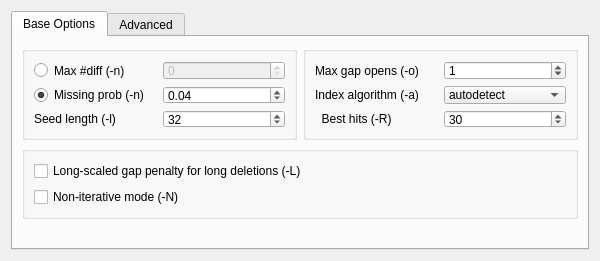
Above: src/plugins/external_tool_support/src/ui/BwaSettings.ui from violethaze74/ugene before the change. Below: the same form after it.
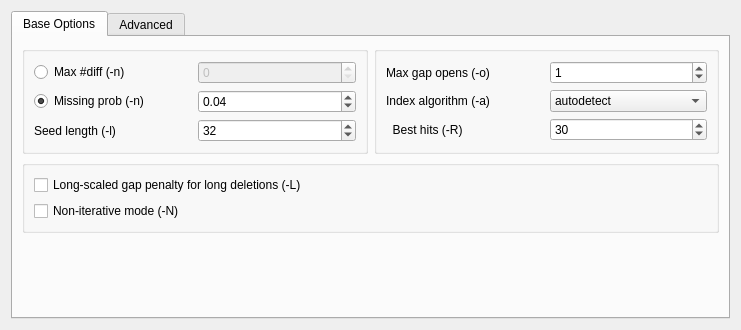
That is the form after the change.

The edit to the form file:
```diff
--- a/src/plugins/external_tool_support/src/ui/BwaSettings.ui
+++ b/src/plugins/external_tool_support/src/ui/BwaSettings.ui
@@ -6,8 +6,8 @@
    <rect>
     <x>0</x>
     <y>0</y>
-    <width>600</width>
-    <height>261</height>
+    <width>741</width>
+    <height>330</height>
    </rect>
   </property>
   <property name="minimumSize">
```
